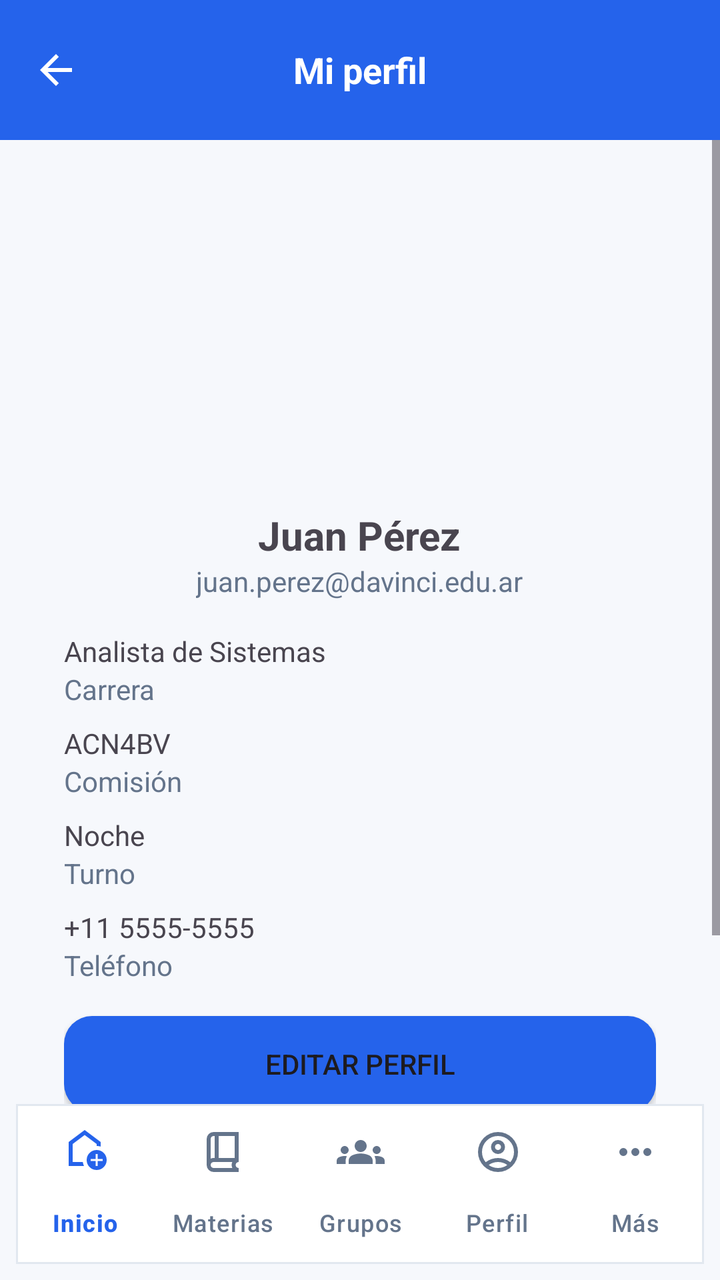
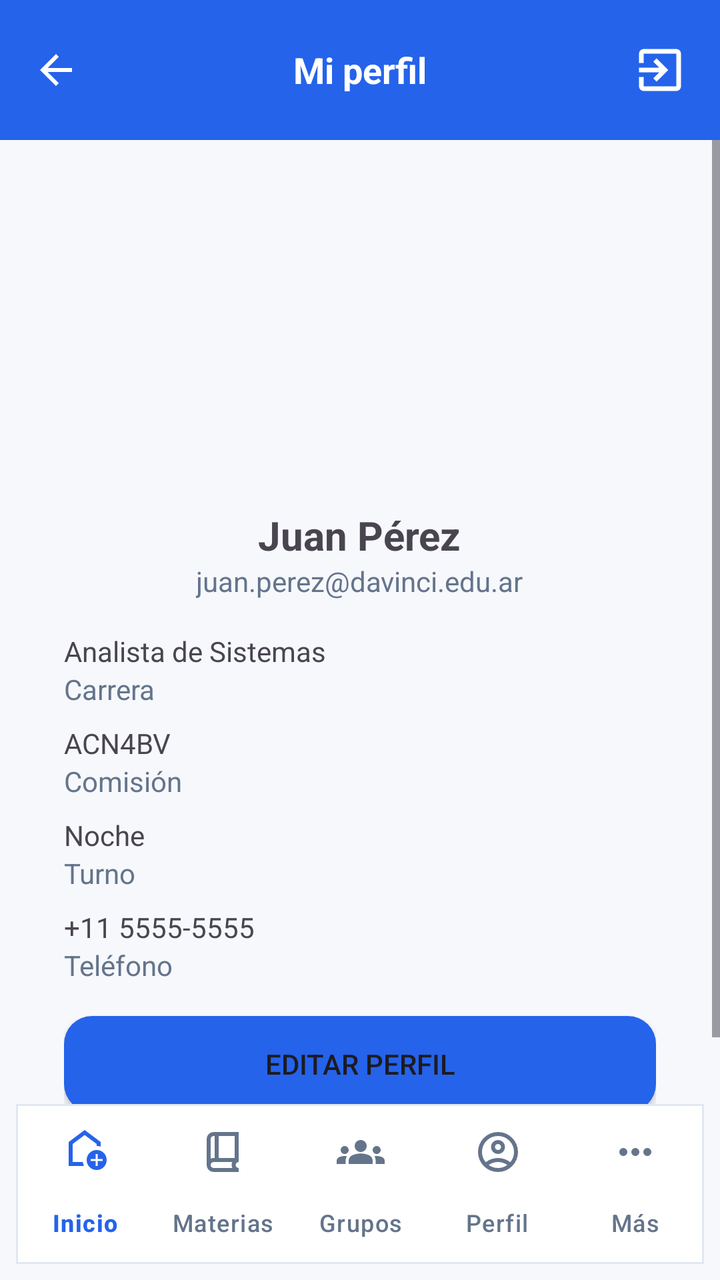

Compare the two renders of this Android layout. The source of the first and the diff that turns it into the second are given below.
<!-- AndroidManifest.xml: application theme Theme.AppCampus -->
<!-- res/layout/activity_perfil.xml -->
<?xml version="1.0" encoding="utf-8"?>
<androidx.constraintlayout.widget.ConstraintLayout
    android:id="@+id/main"
    xmlns:android="http://schemas.android.com/apk/res/android"
    xmlns:app="http://schemas.android.com/apk/res-auto"
    android:layout_width="match_parent"
    android:layout_height="match_parent"
    android:background="@color/colorBackground">

    <RelativeLayout
        android:id="@+id/header"
        android:layout_width="0dp"
        android:layout_height="@dimen/topbar_height"
        android:background="@color/colorPrimary"
        app:layout_constraintTop_toTopOf="parent"
        app:layout_constraintStart_toStartOf="parent"
        app:layout_constraintEnd_toEndOf="parent">

        <ImageView
            android:id="@+id/btnBack"
            android:layout_width="24dp"
            android:layout_height="24dp"
            android:layout_marginStart="16dp"
            android:layout_centerVertical="true"
            app:srcCompat="@drawable/ic_back"
            app:tint="@color/textWhite"/>

        <TextView
            android:id="@+id/txtTitulo"
            android:layout_width="wrap_content"
            android:layout_height="wrap_content"
            android:text="@string/mi_perfil"
            android:textColor="@color/textWhite"
            android:textSize="18sp"
            android:textStyle="bold"
            android:layout_centerInParent="true"/>

    </RelativeLayout>

    <ScrollView
        android:layout_width="0dp"
        android:layout_height="0dp"
        app:layout_constraintTop_toBottomOf="@id/header"
        app:layout_constraintBottom_toTopOf="@id/bottomNavigation"
        app:layout_constraintStart_toStartOf="parent"
        app:layout_constraintEnd_toEndOf="parent">

        <LinearLayout
            android:layout_width="match_parent"
            android:layout_height="wrap_content"
            android:orientation="vertical"
            android:padding="16dp">

            <LinearLayout
                android:layout_width="match_parent"
                android:layout_height="wrap_content"
                android:orientation="vertical"
                android:background="@drawable/bg_card"
                android:padding="16dp">

                <FrameLayout
                    android:layout_width="140dp"
                    android:layout_height="140dp"
                    android:layout_gravity="center">

                    <ImageView
                        android:id="@+id/imgPerfil"
                        android:layout_width="match_parent"
                        android:layout_height="match_parent"
                        android:scaleType="centerCrop"/>

                </FrameLayout>

                <TextView
                    android:id="@+id/txtNombre"
                    android:layout_width="wrap_content"
                    android:layout_height="wrap_content"
                    android:text="@string/usuario_perfil"
                    android:textSize="20sp"
                    android:textStyle="bold"
                    android:layout_gravity="center"
                    android:layout_marginTop="12dp"/>

                <TextView
                    android:id="@+id/txtEmail"
                    android:layout_width="wrap_content"
                    android:layout_height="wrap_content"
                    android:text="@string/email_perfil"
                    android:textColor="@color/textSecondary"
                    android:layout_gravity="center"/>

                <LinearLayout
                    android:layout_width="match_parent"
                    android:layout_height="wrap_content"
                    android:orientation="vertical"
                    android:layout_marginTop="16dp">

                    <TextView
                        android:id="@+id/txtCarrera"
                        android:layout_width="wrap_content"
                        android:layout_height="wrap_content"
                        android:text="@string/carrera_perfil"/>

                    <TextView
                        android:layout_width="wrap_content"
                        android:layout_height="wrap_content"
                        android:text="@string/carrera_texto_perfil"
                        android:textColor="@color/textSecondary"/>

                    <TextView
                        android:id="@+id/txtComision"
                        android:layout_width="wrap_content"
                        android:layout_height="wrap_content"
                        android:text="@string/comision_perfil"
                        android:layout_marginTop="8dp"/>

                    <TextView
                        android:layout_width="wrap_content"
                        android:layout_height="wrap_content"
                        android:text="@string/comision_texto_perfil"
                        android:textColor="@color/textSecondary"/>

                    <TextView
                        android:id="@+id/txtTurno"
                        android:layout_width="wrap_content"
                        android:layout_height="wrap_content"
                        android:text="@string/turno_perfil"
                        android:layout_marginTop="8dp"/>

                    <TextView
                        android:layout_width="wrap_content"
                        android:layout_height="wrap_content"
                        android:text="@string/turno_texto_perfil"
                        android:textColor="@color/textSecondary"/>

                    <TextView
                        android:id="@+id/txtTelefono"
                        android:layout_width="wrap_content"
                        android:layout_height="wrap_content"
                        android:text="@string/telefono_perfil"
                        android:layout_marginTop="8dp"/>

                    <TextView
                        android:layout_width="wrap_content"
                        android:layout_height="wrap_content"
                        android:text="@string/telefono_texto_perfil"
                        android:textColor="@color/textSecondary"/>

                </LinearLayout>

                <Button
                    android:id="@+id/btnEditar"
                    android:layout_width="match_parent"
                    android:layout_height="wrap_content"
                    android:text="@string/editar_perfil"
                    android:layout_marginTop="16dp"
                    android:background="@drawable/bg_button"/>

                <LinearLayout
                    android:id="@+id/btnCerrarSesion"
                    android:layout_width="wrap_content"
                    android:layout_height="wrap_content"
                    android:layout_gravity="center"
                    android:layout_marginTop="@dimen/space_md"
                    android:layout_marginBottom="@dimen/space_md"
                    android:clickable="true"
                    android:focusable="true"
                    android:gravity="center"
                    android:orientation="horizontal"
                    android:padding="10dp">

                    <ImageView
                        android:layout_width="22dp"
                        android:layout_height="22dp"
                        android:layout_marginEnd="6dp"
                        android:contentDescription="Cerrar sesión"
                        android:src="@drawable/ic_logout"
                        app:tint="@color/colorDanger" />

                    <TextView
                        android:layout_width="wrap_content"
                        android:layout_height="wrap_content"
                        android:text="Cerrar sesión"
                        android:textColor="@color/textSecondary"
                        android:textSize="14sp"
                        android:textStyle="bold" />

                </LinearLayout>

            </LinearLayout>

        </LinearLayout>
    </ScrollView>

    <com.google.android.material.bottomnavigation.BottomNavigationView
        android:id="@+id/bottomNavigation"
        android:layout_width="0dp"
        android:layout_height="wrap_content"
        android:layout_margin="8dp"
        android:background="@drawable/bg_bottom_nav"
        app:menu="@menu/bottom_nav_menu"
        app:labelVisibilityMode="labeled"
        app:itemIconTint="@color/bottom_nav_colors"
        app:itemTextColor="@color/bottom_nav_colors"
        app:layout_constraintBottom_toBottomOf="parent"
        app:layout_constraintStart_toStartOf="parent"
        app:layout_constraintEnd_toEndOf="parent"/>

</androidx.constraintlayout.widget.ConstraintLayout>
<!-- resources referenced by this layout -->
<resources>
  <color name="colorBackground">#F6F8FC</color>
  <color name="colorDanger">#DC2626</color>
  <color name="colorPrimary">#2563EB</color>
  <color name="textSecondary">#64748B</color>
  <color name="textWhite">#FFFFFF</color>
  <dimen name="space_md">12dp</dimen>
  <dimen name="topbar_height">70dp</dimen>
  <!-- drawable bg_bottom_nav (drawable) -->
  <?xml version="1.0" encoding="utf-8"?>
  <shape xmlns:android="http://schemas.android.com/apk/res/android">
      <solid android:color="@color/cardBackground" />
      <stroke
          android:width="1dp"
          android:color="@color/cardBorder" />
  </shape>
  <!-- drawable bg_button (drawable) -->
  <?xml version="1.0" encoding="utf-8"?>
  <shape xmlns:android="http://schemas.android.com/apk/res/android">
      <solid android:color="@color/colorPrimary" />
      <corners android:radius="14dp" />
  </shape>
  <!-- drawable ic_back (drawable) -->
  <vector xmlns:android="http://schemas.android.com/apk/res/android" android:autoMirrored="true" android:height="24dp" android:tint="#000000" android:viewportHeight="24" android:viewportWidth="24" android:width="24dp">
        
      <path android:fillColor="@android:color/white" android:pathData="M20,11H7.83l5.59,-5.59L12,4l-8,8 8,8 1.41,-1.41L7.83,13H20v-2z"/>
      
  </vector>
  <!-- drawable ic_logout (drawable) -->
  <vector xmlns:android="http://schemas.android.com/apk/res/android" android:autoMirrored="true" android:height="24dp" android:tint="#000000" android:viewportHeight="960" android:viewportWidth="960" android:width="24dp">
        
      <path android:fillColor="@android:color/white" android:pathData="M200,840Q167,840 143.5,816.5Q120,793 120,760L120,600L200,600L200,760Q200,760 200,760Q200,760 200,760L760,760Q760,760 760,760Q760,760 760,760L760,200Q760,200 760,200Q760,200 760,200L200,200Q200,200 200,200Q200,200 200,200L200,360L120,360L120,200Q120,167 143.5,143.5Q167,120 200,120L760,120Q793,120 816.5,143.5Q840,167 840,200L840,760Q840,793 816.5,816.5Q793,840 760,840L200,840ZM420,680L364,622L466,520L120,520L120,440L466,440L364,338L420,280L620,480L420,680Z"/>
      
  </vector>
  <string name="carrera_perfil">Analista de Sistemas</string>
  <string name="carrera_texto_perfil">Carrera</string>
  <string name="comision_perfil">ACN4BV</string>
  <string name="comision_texto_perfil">Comisión</string>
  <string name="editar_perfil">Editar perfil</string>
  <string name="email_perfil">juan.perez@davinci.edu.ar</string>
  <string name="mi_perfil">Mi perfil</string>
  <string name="telefono_perfil">+11 5555-5555</string>
  <string name="telefono_texto_perfil">Teléfono</string>
  <string name="turno_perfil">Noche</string>
  <string name="turno_texto_perfil">Turno</string>
  <string name="usuario_perfil">Juan Pérez</string>
  <style name="Theme.AppCampus" parent="Base.Theme.AppCampus" />
  <color name="cardBackground">#FFFFFF</color>
  <color name="cardBorder">#E2E8F0</color>
  <style name="Base.Theme.AppCampus" parent="Theme.Material3.DayNight.NoActionBar">
  
          <item name="colorPrimary">@color/colorPrimary</item>
          <item name="colorOnPrimary">@color/textWhite</item>
  
          <item name="colorSecondary">@color/colorAccentTurquoise</item>
          <item name="colorOnSecondary">@color/textWhite</item>
  
          <item name="colorTertiary">@color/colorAccentPink</item>
          <item name="colorOnTertiary">@color/textWhite</item>
  
  
          <item name="android:windowBackground">@color/colorBackground</item>
          <item name="colorSurface">@color/cardBackground</item>
          <item name="colorOnSurface">@color/textPrimary</item>
  
          <item name="android:colorAccent">@color/colorAccent</item>
          <item name="colorAccent">@color/colorAccent</item>
      </style>
  <color name="colorAccentTurquoise">#13D8B5</color>
  <color name="colorAccentPink">#E6007E</color>
  <color name="textPrimary">#1E293B</color>
  <color name="colorAccent">#38BDF8</color>
</resources>

<!-- the commit's change to res/layout/activity_perfil.xml (unified diff, before → after) -->
@@ -34,6 +34,19 @@
             android:textSize="18sp"
             android:textStyle="bold"
             android:layout_centerInParent="true"/>
+
+        <ImageView
+            android:id="@+id/btnLogout"
+            android:layout_width="28dp"
+            android:layout_height="28dp"
+            android:layout_alignParentEnd="true"
+            android:layout_centerVertical="true"
+            android:layout_marginEnd="16dp"
+            android:src="@drawable/ic_logout"
+            android:contentDescription="@string/cerrar_sesion"
+            android:clickable="true"
+            android:focusable="true"
+            app:tint="@color/textWhite" />
 
     </RelativeLayout>
 
@@ -156,36 +169,7 @@
                     android:layout_marginTop="16dp"
                     android:background="@drawable/bg_button"/>
 
-                <LinearLayout
-                    android:id="@+id/btnCerrarSesion"
-                    android:layout_width="wrap_content"
-                    android:layout_height="wrap_content"
-                    android:layout_gravity="center"
-                    android:layout_marginTop="@dimen/space_md"
-                    android:layout_marginBottom="@dimen/space_md"
-                    android:clickable="true"
-                    android:focusable="true"
-                    android:gravity="center"
-                    android:orientation="horizontal"
-                    android:padding="10dp">
 
-                    <ImageView
-                        android:layout_width="22dp"
-                        android:layout_height="22dp"
-                        android:layout_marginEnd="6dp"
-                        android:contentDescription="Cerrar sesión"
-                        android:src="@drawable/ic_logout"
-                        app:tint="@color/colorDanger" />
-
-                    <TextView
-                        android:layout_width="wrap_content"
-                        android:layout_height="wrap_content"
-                        android:text="Cerrar sesión"
-                        android:textColor="@color/textSecondary"
-                        android:textSize="14sp"
-                        android:textStyle="bold" />
-
-                </LinearLayout>
 
             </LinearLayout>
 
<!-- resource entries referenced after the edit -->
@@ -1,11 +1,9 @@
 <!-- resources referenced by this layout -->
 <resources>
   <color name="colorBackground">#F6F8FC</color>
-  <color name="colorDanger">#DC2626</color>
   <color name="colorPrimary">#2563EB</color>
   <color name="textSecondary">#64748B</color>
   <color name="textWhite">#FFFFFF</color>
-  <dimen name="space_md">12dp</dimen>
   <dimen name="topbar_height">70dp</dimen>
   <!-- drawable bg_bottom_nav (drawable) -->
   <?xml version="1.0" encoding="utf-8"?>
@@ -35,6 +33,7 @@
   </vector>
   <string name="carrera_perfil">Analista de Sistemas</string>
   <string name="carrera_texto_perfil">Carrera</string>
+  <string name="cerrar_sesion">Cerrar sesión</string>
   <string name="comision_perfil">ACN4BV</string>
   <string name="comision_texto_perfil">Comisión</string>
   <string name="editar_perfil">Editar perfil</string>
